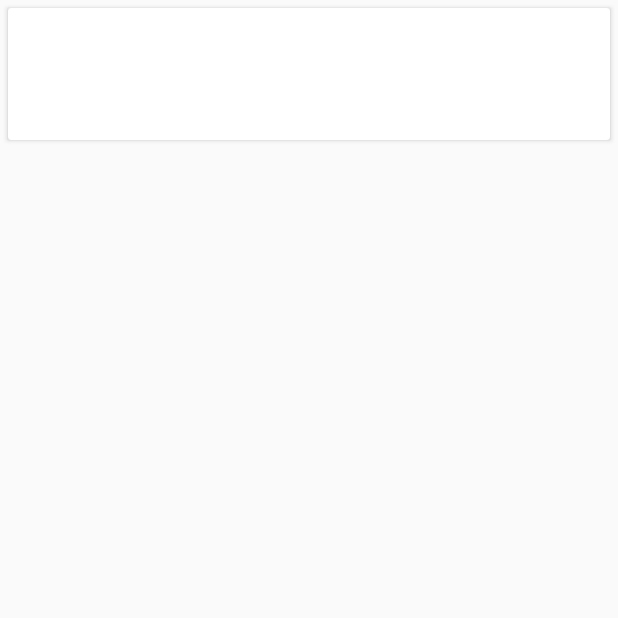
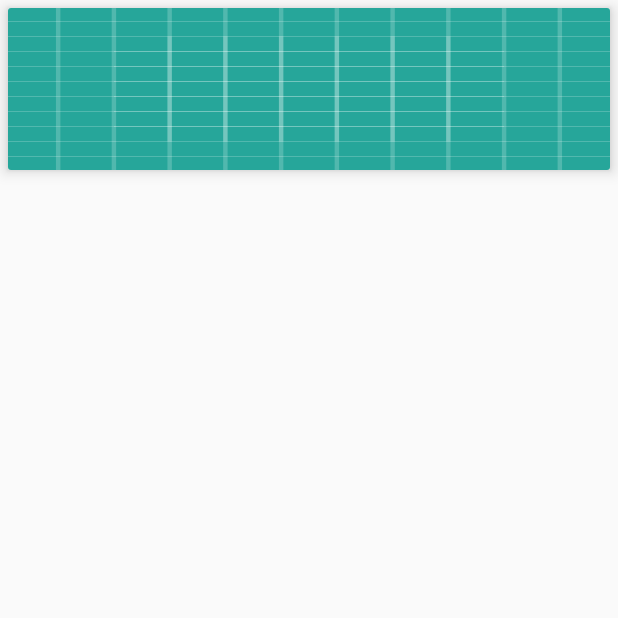
Before and after one commit to baiana/Programa-Padawan, an Android app: the CartoesFilmesActivity screen opened directly, with no data from a screen before it, on a phone screen of 412 x 824 dp, the top half of it. Run offline under Robolectric (Android 15) with nearby library versions, the phone set to English and light mode, and no system bars.

Commit message:
Atualizações #2 (?)

```diff
--- a/FilmesAPIs/app/build.gradle
+++ b/FilmesAPIs/app/build.gradle
@@ -25,8 +25,8 @@ android {
 dependencies {
 
     implementation fileTree(dir: 'libs', include: ['*.jar'])
-    implementation"org.jetbrains.kotlin:kotlin-stdlib-jre7:$kotlin_version"
-    implementation'com.squareup.retrofit2:converter-gson:2.3.0'
+    implementation "org.jetbrains.kotlin:kotlin-stdlib-jre7:$kotlin_version"
+    implementation 'com.squareup.retrofit2:converter-gson:2.3.0'
     //noinspection GradleCompatible
     implementation 'com.android.support:appcompat-v7:26.1.0'
     implementation 'com.android.support.constraint:constraint-layout:1.0.2'
--- a/FilmesAPIs/app/src/main/java/padawana/filmesapis/Activity/CartoesFilmesActivity.kt
+++ b/FilmesAPIs/app/src/main/java/padawana/filmesapis/Activity/CartoesFilmesActivity.kt
@@ -3,14 +3,12 @@ package padawana.filmesapis.Activity
 import android.os.Bundle
 import android.support.v7.app.AppCompatActivity
 import android.support.v7.widget.StaggeredGridLayoutManager
-import android.util.Log
 import kotlinx.android.synthetic.main.activity_main.*
 import padawana.filmesapis.CartoesFilmesAdapter
 import padawana.filmesapis.Model.Filme
 import padawana.filmesapis.R
-import padawana.filmesapis.Retrofit.RetrofitIncializador
-import retrofit2.Call
-import retrofit2.Response
+import padawana.filmesapis.Retrofit.FilmeResposta
+import padawana.filmesapis.Retrofit.FilmesWebClient
 
 /**
  * Programado com amor por Ana Luísa Dias em 10/03/2018.
@@ -22,25 +20,17 @@ class CartoesFilmesActivity : AppCompatActivity() {
         super.onCreate(savedInstanceState)
         setContentView(R.layout.main_cartoes)
 
-        val call= RetrofitIncializador().Filmeservice().listarFilmes()
-        call.enqueue(object: retrofit2.Callback<List<Filme>?> {
-            override fun onResponse(call: Call<List<Filme>?>?, response: Response<List<Filme>?>?) {
-                response?.body()?.let {
-                    val filmes:List<Filme> = it
-                    configuraLista(filmes)
-                }}
-
-            override fun onFailure(call: Call<List<Filme>?>?, t: Throwable?) {
-                Log.e("ERRO no ONFAILURE\n",t?.message)
-
+        FilmesWebClient().lista(object : FilmeResposta {
+            override fun sucesso(filmes: List<Filme>) {
+                configuraLista(filmes)
             }
         })
-
     }
-
+//TODO tornar activity principal (?)
     private fun configuraLista(filmes:List<Filme>) {
         val recyclerView = Recycler1
         recyclerView.adapter = CartoesFilmesAdapter(filmes, this)
+    //TODO mudar para gridView
         val layoutManager = StaggeredGridLayoutManager(2, StaggeredGridLayoutManager.VERTICAL)
         recyclerView.layoutManager = layoutManager
     }
--- /dev/null
+++ b/FilmesAPIs/app/src/main/java/padawana/filmesapis/Retrofit/FilmeResposta.kt
@@ -0,0 +1,10 @@
+package padawana.filmesapis.Retrofit
+
+import padawana.filmesapis.Model.Filme
+
+/**
+ * Programado com amor por Ana Luísa Dias em 13/03/2018.
+ */
+ interface FilmeResposta{
+    fun sucesso(filmes: List<Filme>)
+}
--- a/FilmesAPIs/app/src/main/java/padawana/filmesapis/Retrofit/FilmeService.kt
+++ b/FilmesAPIs/app/src/main/java/padawana/filmesapis/Retrofit/FilmeService.kt
@@ -3,10 +3,10 @@ import padawana.filmesapis.Model.Filme
 import retrofit2.Call
 import retrofit2.http.GET
 /**
- * Programado com amor por Ana Luísa Dias em 11/03/2018.
+ * Programado com amor por Ana Luísa Dias em 11/03/2018./
  */
 interface FilmeService {
-
+//TODO chamar apikey dos values
     @GET("269149?api_key=9d61623e84414389bee8063e589ae6f4&language=pt-BR")
     //TODO modificar link (retorno com os dados do filme zootopia)
     fun listarFilmes(): Call<List<Filme>>
--- /dev/null
+++ b/FilmesAPIs/app/src/main/java/padawana/filmesapis/Retrofit/FilmesWebClient.kt
@@ -0,0 +1,32 @@
+package padawana.filmesapis.Retrofit
+
+import android.util.Log
+import padawana.filmesapis.Model.Filme
+import retrofit2.Call
+import retrofit2.Response
+
+/**
+ * Programado com amor por Ana Luísa Dias em 13/03/2018.
+ */
+class FilmesWebClient {
+
+    fun lista(filmeResposta: FilmeResposta) {
+        val call = RetrofitIncializador().Filmeservice().listarFilmes()
+        call.enqueue(object : retrofit2.Callback<List<Filme>?> {
+
+
+            override fun onResponse(call: Call<List<Filme>?>?, response: Response<List<Filme>?>?) {
+                response?.body()?.let {
+                    val filmes: List<Filme> = it
+                    filmeResposta.sucesso(filmes)
+                }
+            }
+
+            override fun onFailure(call: Call<List<Filme>?>?, t: Throwable?) {
+                Log.e("ERRO no ON FAILURE\n", t?.message)
+
+            }
+        })
+
+    }
+}
--- a/FilmesAPIs/app/src/main/java/padawana/filmesapis/Retrofit/RetrofitIncializador.kt
+++ b/FilmesAPIs/app/src/main/java/padawana/filmesapis/Retrofit/RetrofitIncializador.kt
@@ -11,6 +11,6 @@ class RetrofitIncializador{
             .baseUrl("https://api.themoviedb.org/3/movie/")
             .addConverterFactory(GsonConverterFactory.create())
             .build()
-
+//TODO verifcar URl base e chamar chave da API dos values
     fun Filmeservice(): FilmeService = retrofit.create(FilmeService::class.java)
 }
--- a/FilmesAPIs/app/src/main/res/layout/main_cartoes.xml
+++ b/FilmesAPIs/app/src/main/res/layout/main_cartoes.xml
@@ -3,38 +3,31 @@
     xmlns:tools="http://schemas.android.com/tools"
     android:layout_width="match_parent"
     android:layout_height="wrap_content"
+    xmlns:CardView="http://schemas.android.com/apk/res-auto"
     android:layout_margin="5dp"
+    CardView:cardElevation="6dp"
     android:maxHeight="250dp"
     tools:context="padawana.filmesapis.Activity.CartoesFilmesActivity">
 
-    <LinearLayout
-        android:layout_width="match_parent"
-        android:layout_height="wrap_content"
-        android:layout_margin="2dp"
-        android:orientation="vertical"
 
-       >
+   <android.support.v7.widget.AppCompatImageButton
+       android:layout_width="match_parent"
+       android:layout_height="wrap_content"
+       android:background="@drawable/ic_launcher_background"
 
-
+       />
         <TextView
             android:id="@+id/titulo"
             android:layout_width="match_parent"
-            android:layout_height="wrap_content"
-            android:textSize="30sp"
-            android:textAlignment="center"
+            android:layout_height="match_parent"
+            android:textSize="38sp"
+            android:gravity="bottom"
+            android:padding="8dp"
+            android:textColor="@color/cardview_light_background"
             tools:text="@string/titulo" />
-
-        <TextView
-            android:id="@+id/sinopse"
-            android:layout_width="match_parent"
-            android:layout_height="wrap_content"
-            android:textSize="20sp"
-            android:gravity="center"
-            android:padding="8dp"
-            tools:text="@string/desc" />
 
 
 
-    </LinearLayout>
+
 
 </android.support.v7.widget.CardView>
--- /dev/null
+++ b/FilmesAPIs/app/src/main/res/values/dimens.xml
@@ -0,0 +1,3 @@
+<resources>
+    <dimen name="fab_margin">16dp</dimen>
+</resources>
--- a/FilmesAPIs/app/src/main/res/values/strings.xml
+++ b/FilmesAPIs/app/src/main/res/values/strings.xml
@@ -3,4 +3,6 @@
     <string name="linha_1">Esta é a primeira linha</string>
     <string name="titulo">Titulo</string>
     <string name="desc">Descrição</string>
+    <string name="title_activity_filme_selecionado">FilmeSelecionado</string>
+    <string name="APIkey">9d61623e84414389bee8063e589ae6f4</string>
 </resources>
--- a/FilmesAPIs/app/src/main/res/values/styles.xml
+++ b/FilmesAPIs/app/src/main/res/values/styles.xml
@@ -9,4 +9,8 @@
 
     </style>
 
+    <style name="AppTheme.AppBarOverlay" parent="ThemeOverlay.AppCompat.Dark.ActionBar" />
+
+    <style name="AppTheme.PopupOverlay" parent="ThemeOverlay.AppCompat.Light" />
+
 </resources>
```
Also changed, not shown: FilmesAPIs/app/src/main/AndroidManifest.xml (+9 -2 lines), FilmesAPIs/app/src/main/java/padawana/filmesapis/Activity/ActivityFilmeSelecionado.kt (added, +17 -0 lines), FilmesAPIs/app/src/main/java/padawana/filmesapis/Activity/MainActivity.kt (+12 -0 lines), FilmesAPIs/app/src/main/res/layout/activity_filme_selecionado.xml (added, +27 -0 lines), FilmesAPIs/app/src/main/res/layout/activity_main.xml (+1 -6 lines).
